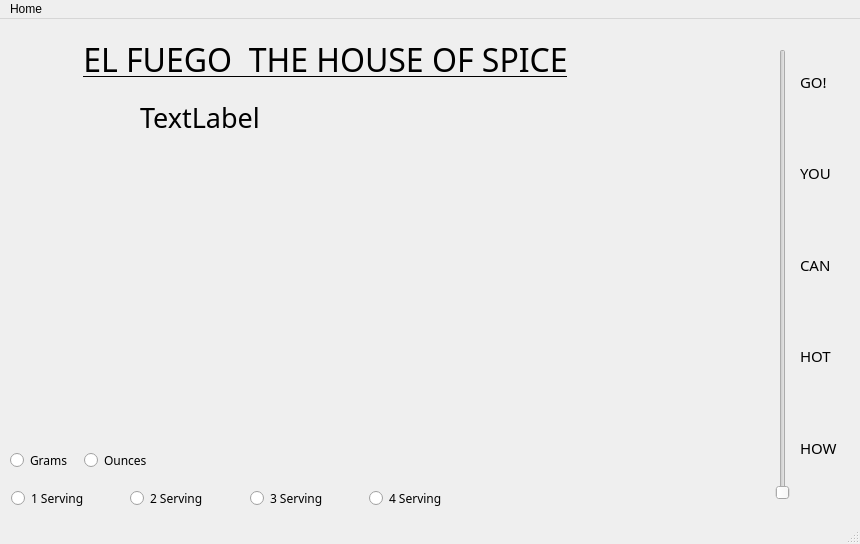
First picture: the form in RecipeApplication/mainwindow.ui, repository kevin-collinss/CS4076_FinalProj, before the edit.
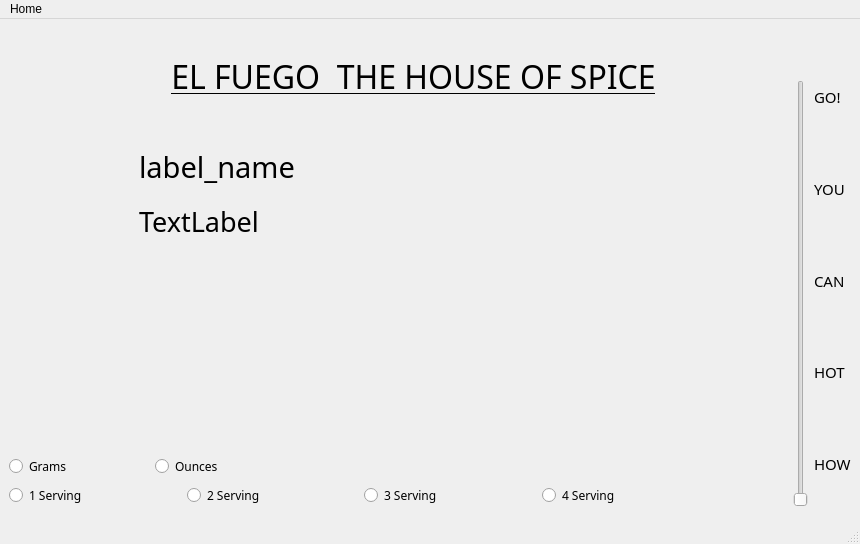
Second picture: the form after the edit.

```diff
--- a/RecipeApplication/mainwindow.ui
+++ b/RecipeApplication/mainwindow.ui
@@ -17,15 +17,9 @@
    <bool>false</bool>
   </property>
   <widget class="QWidget" name="centralwidget">
+   <layout class="QGridLayout" name="gridLayout_2">
+    <item row="5" column="8" rowspan="4" colspan="2">
    <widget class="QLabel" name="label_pic">
-    <property name="geometry">
-     <rect>
-      <x>540</x>
-      <y>99</y>
-      <width>191</width>
-      <height>311</height>
-     </rect>
-    </property>
     <property name="autoFillBackground">
      <bool>true</bool>
     </property>
@@ -33,15 +27,258 @@
      <string/>
     </property>
    </widget>
-   <widget class="QWidget" name="gridLayoutWidget">
-    <property name="geometry">
-     <rect>
-      <x>11</x>
-      <y>466</y>
-      <width>471</width>
-      <height>28</height>
-     </rect>
-    </property>
+    </item>
+    <item row="5" column="10" rowspan="4" colspan="2">
+     <spacer name="verticalSpacer_8">
+      <property name="orientation">
+       <enum>Qt::Vertical</enum>
+      </property>
+      <property name="sizeHint" stdset="0">
+       <size>
+        <width>20</width>
+        <height>231</height>
+       </size>
+      </property>
+     </spacer>
+    </item>
+    <item row="1" column="13" rowspan="11">
+     <layout class="QVBoxLayout" name="verticalLayout">
+      <item>
+       <widget class="QLabel" name="label_5">
+        <property name="font">
+         <font>
+          <family>Stencil</family>
+          <pointsize>11</pointsize>
+         </font>
+        </property>
+        <property name="text">
+         <string>GO!</string>
+        </property>
+       </widget>
+      </item>
+      <item>
+       <widget class="QLabel" name="label_4">
+        <property name="font">
+         <font>
+          <family>Stencil</family>
+          <pointsize>11</pointsize>
+         </font>
+        </property>
+        <property name="text">
+         <string>YOU</string>
+        </property>
+       </widget>
+      </item>
+      <item>
+       <widget class="QLabel" name="label_3">
+        <property name="font">
+         <font>
+          <family>Stencil</family>
+          <pointsize>11</pointsize>
+         </font>
+        </property>
+        <property name="text">
+         <string>CAN</string>
+        </property>
+       </widget>
+      </item>
+      <item>
+       <widget class="QLabel" name="label_2">
+        <property name="font">
+         <font>
+          <family>Stencil</family>
+          <pointsize>11</pointsize>
+         </font>
+        </property>
+        <property name="text">
+         <string>HOT</string>
+        </property>
+       </widget>
+      </item>
+      <item>
+       <widget class="QLabel" name="label">
+        <property name="font">
+         <font>
+          <family>Stencil</family>
+          <pointsize>11</pointsize>
+         </font>
+        </property>
+        <property name="text">
+         <string>HOW</string>
+        </property>
+       </widget>
+      </item>
+     </layout>
+    </item>
+    <item row="8" column="3" rowspan="2" colspan="2">
+     <spacer name="verticalSpacer_7">
+      <property name="orientation">
+       <enum>Qt::Vertical</enum>
+      </property>
+      <property name="sizeHint" stdset="0">
+       <size>
+        <width>20</width>
+        <height>140</height>
+       </size>
+      </property>
+     </spacer>
+    </item>
+    <item row="2" column="12" rowspan="10">
+     <widget class="QSlider" name="verticalSlider">
+      <property name="maximum">
+       <number>100</number>
+      </property>
+      <property name="orientation">
+       <enum>Qt::Vertical</enum>
+      </property>
+      <property name="invertedControls">
+       <bool>false</bool>
+      </property>
+      <property name="tickPosition">
+       <enum>QSlider::NoTicks</enum>
+      </property>
+      <property name="tickInterval">
+       <number>20</number>
+      </property>
+     </widget>
+    </item>
+    <item row="8" column="6" rowspan="4" colspan="2">
+     <spacer name="verticalSpacer_6">
+      <property name="orientation">
+       <enum>Qt::Vertical</enum>
+      </property>
+      <property name="sizeHint" stdset="0">
+       <size>
+        <width>28</width>
+        <height>200</height>
+       </size>
+      </property>
+     </spacer>
+    </item>
+    <item row="0" column="1" colspan="8">
+     <spacer name="horizontalSpacer_3">
+      <property name="orientation">
+       <enum>Qt::Horizontal</enum>
+      </property>
+      <property name="sizeHint" stdset="0">
+       <size>
+        <width>666</width>
+        <height>20</height>
+       </size>
+      </property>
+     </spacer>
+    </item>
+    <item row="1" column="1" rowspan="2" colspan="8">
+     <widget class="QLabel" name="nameplate">
+      <property name="font">
+       <font>
+        <family>Stencil</family>
+        <pointsize>24</pointsize>
+        <underline>true</underline>
+       </font>
+      </property>
+      <property name="text">
+       <string>EL FUEGO  THE HOUSE OF SPICE</string>
+      </property>
+      <property name="alignment">
+       <set>Qt::AlignCenter</set>
+      </property>
+     </widget>
+    </item>
+    <item row="9" column="8" rowspan="4" colspan="4">
+     <spacer name="horizontalSpacer_5">
+      <property name="orientation">
+       <enum>Qt::Horizontal</enum>
+      </property>
+      <property name="sizeHint" stdset="0">
+       <size>
+        <width>34</width>
+        <height>88</height>
+       </size>
+      </property>
+     </spacer>
+    </item>
+    <item row="0" column="0" rowspan="10">
+     <spacer name="verticalSpacer">
+      <property name="orientation">
+       <enum>Qt::Vertical</enum>
+      </property>
+      <property name="sizeHint" stdset="0">
+       <size>
+        <width>58</width>
+        <height>416</height>
+       </size>
+      </property>
+     </spacer>
+    </item>
+    <item row="3" column="1" rowspan="7">
+     <spacer name="verticalSpacer_2">
+      <property name="orientation">
+       <enum>Qt::Vertical</enum>
+      </property>
+      <property name="sizeHint" stdset="0">
+       <size>
+        <width>20</width>
+        <height>341</height>
+       </size>
+      </property>
+     </spacer>
+    </item>
+    <item row="8" column="5" rowspan="3">
+     <spacer name="horizontalSpacer_4">
+      <property name="orientation">
+       <enum>Qt::Horizontal</enum>
+      </property>
+      <property name="sizeHint" stdset="0">
+       <size>
+        <width>364</width>
+        <height>158</height>
+       </size>
+      </property>
+     </spacer>
+    </item>
+    <item row="5" column="7" rowspan="3">
+     <spacer name="verticalSpacer_5">
+      <property name="orientation">
+       <enum>Qt::Vertical</enum>
+      </property>
+      <property name="sizeHint" stdset="0">
+       <size>
+        <width>20</width>
+        <height>165</height>
+       </size>
+      </property>
+     </spacer>
+    </item>
+    <item row="10" column="0" colspan="5">
+     <layout class="QHBoxLayout" name="horizontalLayout">
+      <item>
+       <widget class="QRadioButton" name="grams">
+        <property name="font">
+         <font>
+          <family>Stencil</family>
+         </font>
+        </property>
+        <property name="text">
+         <string>Grams</string>
+        </property>
+       </widget>
+      </item>
+      <item>
+       <widget class="QRadioButton" name="ounces">
+        <property name="font">
+         <font>
+          <family>Stencil</family>
+         </font>
+        </property>
+        <property name="text">
+         <string>Ounces</string>
+        </property>
+       </widget>
+      </item>
+     </layout>
+    </item>
+    <item row="11" column="0" colspan="6">
     <layout class="QGridLayout" name="gridLayout">
      <item row="0" column="1">
       <widget class="QRadioButton" name="NoOfPpl_Two">
@@ -92,41 +329,48 @@
       </widget>
      </item>
     </layout>
-   </widget>
-   <widget class="QSlider" name="verticalSlider">
-    <property name="geometry">
-     <rect>
-      <x>770</x>
-      <y>30</y>
-      <width>25</width>
-      <height>451</height>
-     </rect>
-    </property>
-    <property name="maximum">
-     <number>100</number>
-    </property>
+    </item>
+    <item row="0" column="9" rowspan="3" colspan="2">
+     <spacer name="horizontalSpacer_2">
+      <property name="orientation">
+       <enum>Qt::Horizontal</enum>
+      </property>
+      <property name="sizeHint" stdset="0">
+       <size>
+        <width>12</width>
+        <height>58</height>
+       </size>
+      </property>
+     </spacer>
+    </item>
+    <item row="3" column="5" rowspan="3" colspan="6">
+     <spacer name="horizontalSpacer">
+      <property name="orientation">
+       <enum>Qt::Horizontal</enum>
+      </property>
+      <property name="sizeHint" stdset="0">
+       <size>
+        <width>431</width>
+        <height>92</height>
+       </size>
+      </property>
+     </spacer>
+    </item>
+    <item row="9" column="2">
+     <spacer name="verticalSpacer_3">
     <property name="orientation">
      <enum>Qt::Vertical</enum>
     </property>
-    <property name="invertedControls">
-     <bool>false</bool>
-    </property>
-    <property name="tickPosition">
-     <enum>QSlider::NoTicks</enum>
-    </property>
-    <property name="tickInterval">
-     <number>20</number>
-    </property>
-   </widget>
+      <property name="sizeHint" stdset="0">
+       <size>
+        <width>28</width>
+        <height>74</height>
+       </size>
+      </property>
+     </spacer>
+    </item>
+    <item row="6" column="4">
    <widget class="QLabel" name="recipeLabel">
-    <property name="geometry">
-     <rect>
-      <x>140</x>
-      <y>80</y>
-      <width>371</width>
-      <height>211</height>
-     </rect>
-    </property>
     <property name="sizePolicy">
      <sizepolicy hsizetype="Preferred" vsizetype="Maximum">
       <horstretch>0</horstretch>
@@ -146,152 +390,37 @@
      <set>Qt::AlignLeading|Qt::AlignLeft|Qt::AlignTop</set>
     </property>
    </widget>
-   <widget class="QWidget" name="layoutWidget">
-    <property name="geometry">
-     <rect>
-      <x>10</x>
-      <y>430</y>
-      <width>142</width>
-      <height>24</height>
-     </rect>
-    </property>
-    <layout class="QHBoxLayout" name="horizontalLayout">
-     <item>
-      <widget class="QRadioButton" name="grams">
-       <property name="font">
-        <font>
-         <family>Stencil</family>
-        </font>
-       </property>
-       <property name="text">
-        <string>Grams</string>
-       </property>
-      </widget>
-     </item>
-     <item>
-      <widget class="QRadioButton" name="ounces">
+    </item>
+    <item row="5" column="4">
+     <widget class="QLabel" name="label_nameDescription">
        <property name="font">
         <font>
          <family>Stencil</family>
+        <pointsize>22</pointsize>
         </font>
        </property>
        <property name="text">
-        <string>Ounces</string>
+       <string>label_name</string>
        </property>
       </widget>
      </item>
-    </layout>
-   </widget>
-   <widget class="QWidget" name="checkBoxesWidget" native="true">
-    <property name="geometry">
-     <rect>
-      <x>100</x>
-      <y>150</y>
-      <width>31</width>
-      <height>121</height>
-     </rect>
-    </property>
-   </widget>
-   <widget class="QLabel" name="nameplate">
-    <property name="geometry">
-     <rect>
-      <x>60</x>
-      <y>20</y>
-      <width>531</width>
-      <height>41</height>
-     </rect>
-    </property>
-    <property name="font">
-     <font>
-      <family>Stencil</family>
-      <pointsize>24</pointsize>
-      <underline>true</underline>
-     </font>
-    </property>
-    <property name="text">
-     <string>EL FUEGO  THE HOUSE OF SPICE</string>
-    </property>
-    <property name="alignment">
-     <set>Qt::AlignCenter</set>
-    </property>
-   </widget>
-   <widget class="QWidget" name="layoutWidget">
-    <property name="geometry">
-     <rect>
-      <x>800</x>
-      <y>20</y>
-      <width>41</width>
-      <height>451</height>
-     </rect>
-    </property>
-    <layout class="QVBoxLayout" name="verticalLayout">
-     <item>
-      <widget class="QLabel" name="label_5">
-       <property name="font">
-        <font>
-         <family>Stencil</family>
-         <pointsize>11</pointsize>
-        </font>
-       </property>
-       <property name="text">
-        <string>GO!</string>
-       </property>
-      </widget>
-     </item>
-     <item>
-      <widget class="QLabel" name="label_4">
-       <property name="font">
-        <font>
-         <family>Stencil</family>
-         <pointsize>11</pointsize>
-        </font>
-       </property>
-       <property name="text">
-        <string>YOU</string>
-       </property>
-      </widget>
-     </item>
-     <item>
-      <widget class="QLabel" name="label_3">
-       <property name="font">
-        <font>
-         <family>Stencil</family>
-         <pointsize>11</pointsize>
-        </font>
-       </property>
-       <property name="text">
-        <string>CAN</string>
-       </property>
-      </widget>
-     </item>
-     <item>
-      <widget class="QLabel" name="label_2">
-       <property name="font">
-        <font>
-         <family>Stencil</family>
-         <pointsize>11</pointsize>
-        </font>
-       </property>
-       <property name="text">
-        <string>HOT</string>
-       </property>
-      </widget>
-     </item>
-     <item>
-      <widget class="QLabel" name="label">
-       <property name="font">
-        <font>
-         <family>Stencil</family>
-         <pointsize>11</pointsize>
-        </font>
-       </property>
-       <property name="text">
-        <string>HOW</string>
-       </property>
-      </widget>
-     </item>
-    </layout>
-   </widget>
+    <item row="6" column="2" rowspan="3">
+     <widget class="QWidget" name="checkBoxesWidget" native="true"/>
+    </item>
+    <item row="3" column="2" rowspan="3">
+     <spacer name="verticalSpacer_4">
+      <property name="orientation">
+       <enum>Qt::Vertical</enum>
+      </property>
+      <property name="sizeHint" stdset="0">
+       <size>
+        <width>28</width>
+        <height>92</height>
+       </size>
+      </property>
+     </spacer>
+    </item>
+   </layout>
   </widget>
   <widget class="QMenuBar" name="menubar">
    <property name="geometry">
```
Lines whose indentation alone changed are shown as unchanged.
